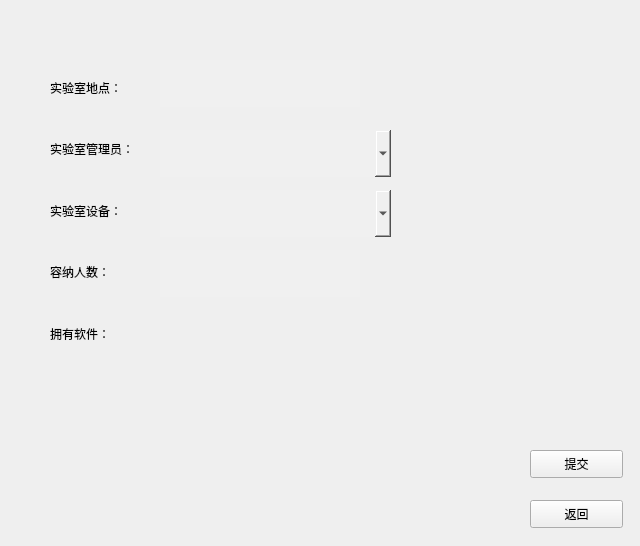
First picture: the form in ui/labinfo_window.ui, repository zhaojingqian/db-lab-softwaremanager, before the edit.
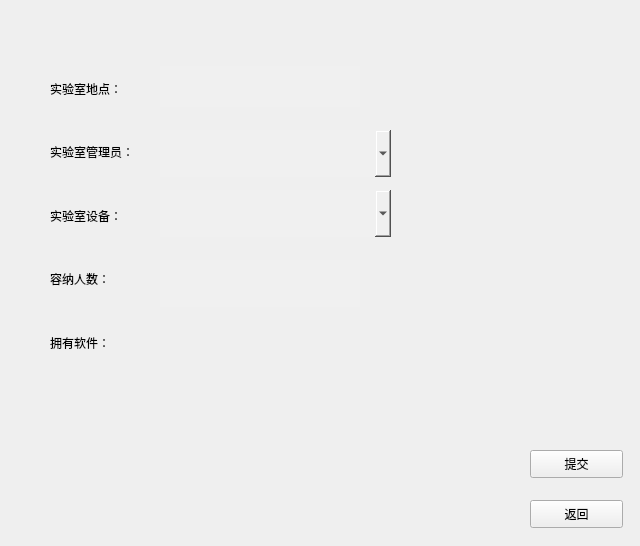
Second picture: the form after the edit.

The edit to the form file:
```diff
--- a/ui/labinfo_window.ui
+++ b/ui/labinfo_window.ui
@@ -22,9 +22,9 @@
    <property name="geometry">
     <rect>
      <x>160</x>
-     <y>60</y>
+     <y>66</y>
      <width>200</width>
-     <height>47</height>
+     <height>41</height>
     </rect>
    </property>
    <property name="styleSheet">
@@ -36,7 +36,7 @@
    <property name="geometry">
     <rect>
      <x>160</x>
-     <y>250</y>
+     <y>260</y>
      <width>200</width>
      <height>47</height>
     </rect>
@@ -137,13 +137,13 @@
 background-color: rgb(240, 240, 240);</string>
    </property>
   </widget>
-  <widget class="QWidget" name="">
+  <widget class="QWidget" name="layoutWidget">
    <property name="geometry">
     <rect>
      <x>50</x>
      <y>60</y>
      <width>128</width>
-     <height>301</height>
+     <height>311</height>
     </rect>
    </property>
    <layout class="QVBoxLayout" name="verticalLayout">
```
Left out of the diff: 4 changed lines with no effect on the pictures.
